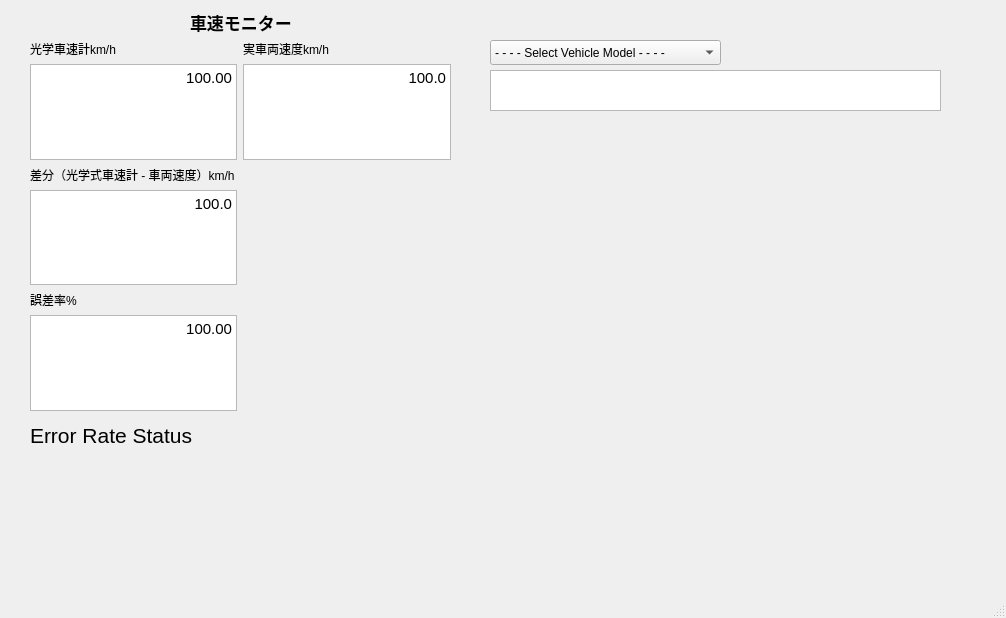
The window that kistler_driver/scripts/ui_monitor.ui (tier4/kistler_driver) describes before a commit, drawn with Qt 5.
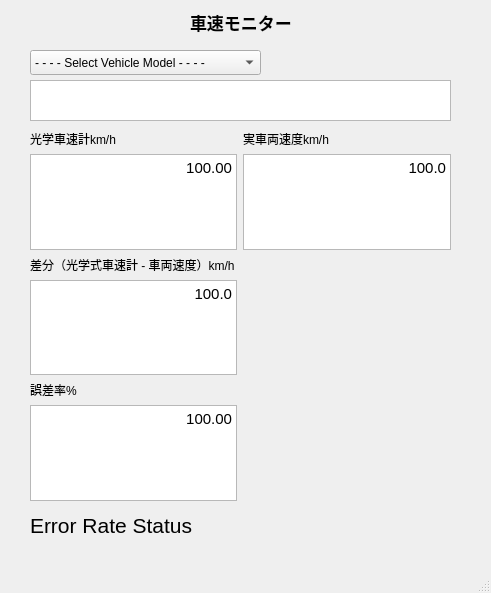
The same window after the commit.

Commit message: support gen1, gen2 and pix model

Diff of the .ui file:
```diff
--- a/kistler_driver/scripts/ui_monitor.ui
+++ b/kistler_driver/scripts/ui_monitor.ui
@@ -6,8 +6,8 @@
    <rect>
     <x>0</x>
     <y>0</y>
-    <width>1006</width>
-    <height>618</height>
+    <width>491</width>
+    <height>593</height>
    </rect>
   </property>
   <property name="windowTitle">
@@ -39,7 +39,7 @@
     <property name="geometry">
      <rect>
       <x>30</x>
-      <y>420</y>
+      <y>510</y>
       <width>221</width>
       <height>31</height>
      </rect>
@@ -57,7 +57,7 @@
     <property name="geometry">
      <rect>
       <x>30</x>
-      <y>40</y>
+      <y>130</y>
       <width>421</width>
       <height>371</height>
      </rect>
@@ -160,8 +160,8 @@
    <widget class="QComboBox" name="vehicle_model">
     <property name="geometry">
      <rect>
-      <x>490</x>
-      <y>40</y>
+      <x>30</x>
+      <y>50</y>
       <width>231</width>
       <height>25</height>
      </rect>
@@ -190,9 +190,9 @@
    <widget class="QTextBrowser" name="show_vehicle_model">
     <property name="geometry">
      <rect>
-      <x>490</x>
-      <y>70</y>
-      <width>451</width>
+      <x>30</x>
+      <y>80</y>
+      <width>421</width>
       <height>41</height>
      </rect>
     </property>
```
Left out of the diff: 2 changed lines with no effect on the pictures. The commit also changes 2 other files.
